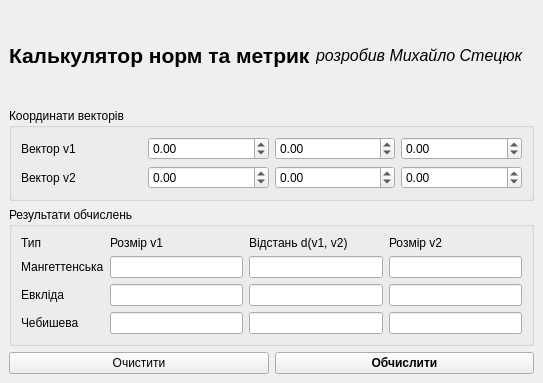
First picture: the form in Cpp/MAPZ_Lab1-2/mainwindow.ui, repository yaBobJonez/Homework, before the edit.
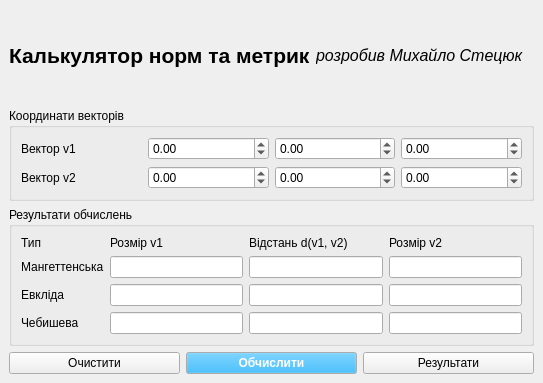
Second picture: the form after the edit.

```diff
--- a/Cpp/MAPZ_Lab1-2/mainwindow.ui
+++ b/Cpp/MAPZ_Lab1-2/mainwindow.ui
@@ -287,6 +287,61 @@
       </item>
       <item>
        <widget class="QPushButton" name="calculate_btn">
+        <property name="palette">
+         <palette>
+          <active>
+           <colorrole role="Button">
+            <brush brushstyle="SolidPattern">
+             <color alpha="255">
+              <red>0</red>
+              <green>170</green>
+              <blue>255</blue>
+             </color>
+            </brush>
+           </colorrole>
+           <colorrole role="ButtonText">
+            <brush brushstyle="SolidPattern">
+             <color alpha="255">
+              <red>255</red>
+              <green>255</green>
+              <blue>255</blue>
+             </color>
+            </brush>
+           </colorrole>
+          </active>
+          <inactive>
+           <colorrole role="Button">
+            <brush brushstyle="SolidPattern">
+             <color alpha="255">
+              <red>0</red>
+              <green>170</green>
+              <blue>255</blue>
+             </color>
+            </brush>
+           </colorrole>
+           <colorrole role="ButtonText">
+            <brush brushstyle="SolidPattern">
+             <color alpha="255">
+              <red>255</red>
+              <green>255</green>
+              <blue>255</blue>
+             </color>
+            </brush>
+           </colorrole>
+          </inactive>
+          <disabled>
+           <colorrole role="Button">
+            <brush brushstyle="SolidPattern">
+             <color alpha="255">
+              <red>0</red>
+              <green>170</green>
+              <blue>255</blue>
+             </color>
+            </brush>
+           </colorrole>
+          </disabled>
+         </palette>
+        </property>
         <property name="font">
          <font>
           <bold>true</bold>
@@ -297,6 +352,13 @@
         </property>
        </widget>
       </item>
+      <item>
+       <widget class="QPushButton" name="result_btn">
+        <property name="text">
+         <string>Результати</string>
+        </property>
+       </widget>
+      </item>
      </layout>
     </item>
    </layout>
```
